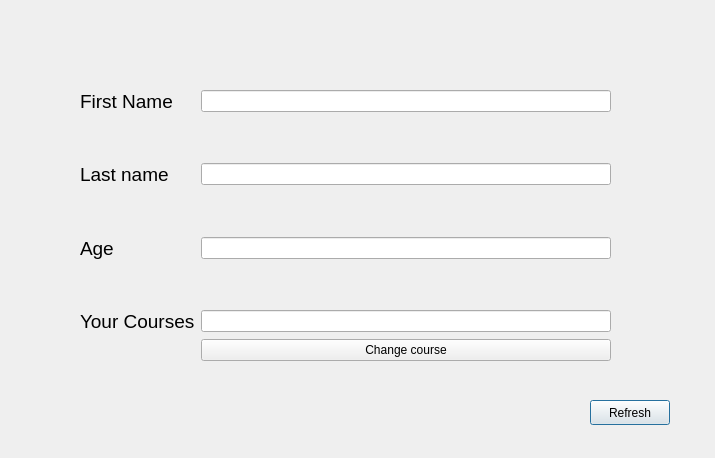
Old version of the form studentview.ui in the repository Khaled-Waled/School_Managment_System.
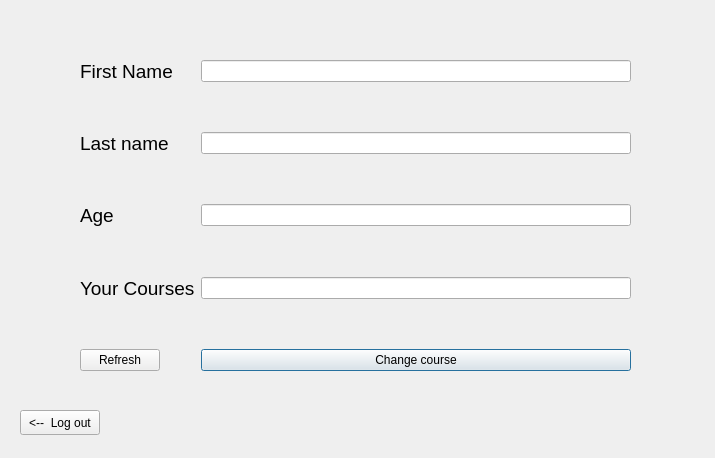
New version of the form.

Commit message: Handle logout

Patch:
```diff
--- a/studentview.ui
+++ b/studentview.ui
@@ -13,26 +13,13 @@
   <property name="windowTitle">
    <string>Dialog</string>
   </property>
-  <widget class="QPushButton" name="pushButton">
-   <property name="geometry">
-    <rect>
-     <x>590</x>
-     <y>400</y>
-     <width>80</width>
-     <height>25</height>
-    </rect>
-   </property>
-   <property name="text">
-    <string>Refresh</string>
-   </property>
-  </widget>
   <widget class="QWidget" name="formLayoutWidget">
    <property name="geometry">
     <rect>
      <x>80</x>
-     <y>90</y>
-     <width>531</width>
-     <height>271</height>
+     <y>60</y>
+     <width>551</width>
+     <height>311</height>
     </rect>
    </property>
    <layout class="QFormLayout" name="formLayout">
@@ -175,14 +162,47 @@
      </spacer>
     </item>
     <item row="7" column="1">
+     <spacer name="verticalSpacer_7">
+      <property name="orientation">
+       <enum>Qt::Vertical</enum>
+      </property>
+      <property name="sizeHint" stdset="0">
+       <size>
+        <width>20</width>
+        <height>40</height>
+       </size>
+      </property>
+     </spacer>
+    </item>
+    <item row="8" column="1">
      <widget class="QPushButton" name="pushButton_2">
       <property name="text">
        <string>Change course</string>
       </property>
      </widget>
     </item>
+    <item row="8" column="0">
+     <widget class="QPushButton" name="pushButton">
+      <property name="text">
+       <string>Refresh</string>
+      </property>
+     </widget>
+    </item>
    </layout>
   </widget>
+  <widget class="QPushButton" name="button_logout">
+   <property name="geometry">
+    <rect>
+     <x>20</x>
+     <y>410</y>
+     <width>80</width>
+     <height>25</height>
+    </rect>
+   </property>
+   <property name="text">
+    <string>&lt;--  Log out</string>
+   </property>
+  </widget>
  </widget>
  <resources/>
  <connections/>
```
Left out of the diff: 78 changed lines with no effect on the pictures. The commit also changes 5 other files.
